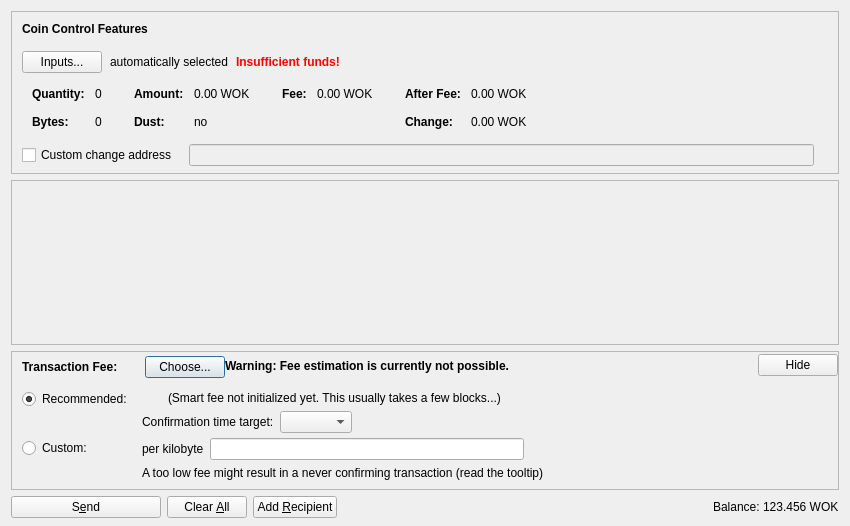
minblock/workcoin, file src/qt/forms/sendcoinsdialog.ui: the form before one commit.
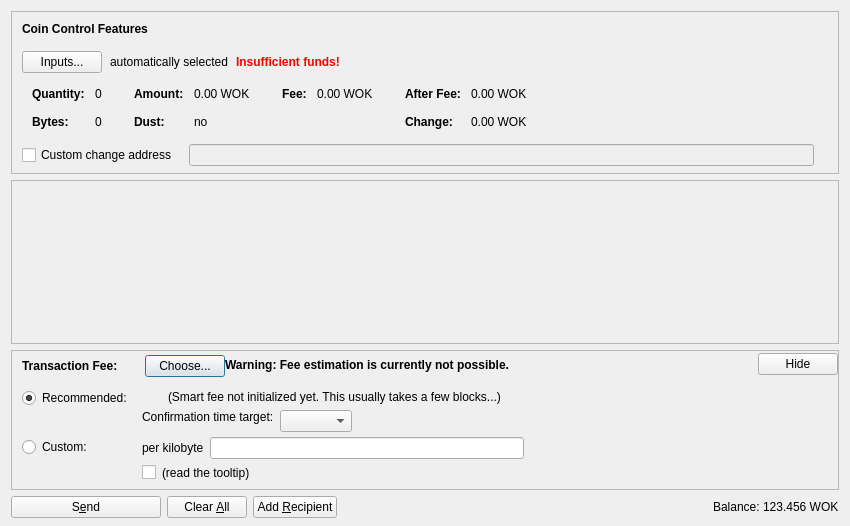
The form after the commit. Icons and pictures are not drawn. Custom widgets are drawn as their Qt base class.

Diff of the .ui file:
```diff
--- a/src/qt/forms/sendcoinsdialog.ui
+++ b/src/qt/forms/sendcoinsdialog.ui
@@ -878,7 +878,17 @@
                <item>
                 <layout class="QHBoxLayout" name="horizontalLayoutFee8">
                  <item>
-                  <widget class="QLabel" name="labelCustomFeeWarning">
+                  <widget class="QCheckBox" name="checkBoxMinimumFee">
+                   <property name="toolTip">
+                    <string>Paying only the minimum fee is just fine as long as there is less transaction volume than space in the blocks. But be aware that this can end up in a never confirming transaction once there is more demand for workcoin transactions than the network can process.</string>
+                   </property>
+                   <property name="text">
+                    <string/>
+                   </property>
+                  </widget>
+                 </item>
+                 <item>
+                  <widget class="QLabel" name="labelMinFeeWarning">
                    <property name="enabled">
                     <bool>true</bool>
                    </property>
@@ -886,7 +896,10 @@
                     <string>When there is less transaction volume than space in the blocks, miners as well as relaying nodes may enforce a minimum fee. Paying only this minimum fee is just fine, but be aware that this can result in a never confirming transaction once there is more demand for workcoin transactions than the network can process.</string>
                    </property>
                    <property name="text">
-                    <string>A too low fee might result in a never confirming transaction (read the tooltip)</string>
+                    <string>(read the tooltip)</string>
+                   </property>
+                   <property name="margin">
+                    <number>5</number>
                    </property>
                   </widget>
                  </item>
@@ -979,6 +992,9 @@
                    <property name="text">
                     <string/>
                    </property>
+                   <property name="margin">
+                    <number>2</number>
+                   </property>
                   </widget>
                  </item>
                  <item>
@@ -993,6 +1009,9 @@
                    <property name="text">
                     <string>(Smart fee not initialized yet. This usually takes a few blocks...)</string>
                    </property>
+                   <property name="margin">
+                    <number>2</number>
+                   </property>
                   </widget>
                  </item>
                  <item>
@@ -1019,8 +1038,24 @@
                      <property name="text">
                       <string>Confirmation time target:</string>
                      </property>
+                     <property name="margin">
+                      <number>2</number>
+                     </property>
                     </widget>
                    </item>
+                   <item>
+                    <spacer name="verticalSpacer_3">
+                     <property name="orientation">
+                      <enum>Qt::Vertical</enum>
+                     </property>
+                     <property name="sizeHint" stdset="0">
+                      <size>
+                       <width>1</width>
+                       <height>1</height>
+                      </size>
+                     </property>
+                    </spacer>
+                   </item>
                   </layout>
                  </item>
                  <item>
```
Left out of the diff: 6 changed lines with no effect on the pictures.
